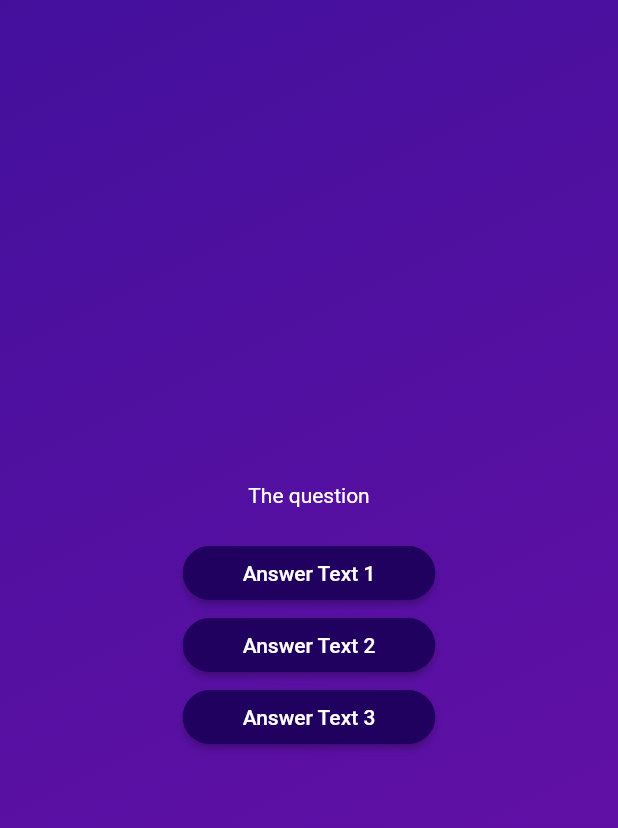
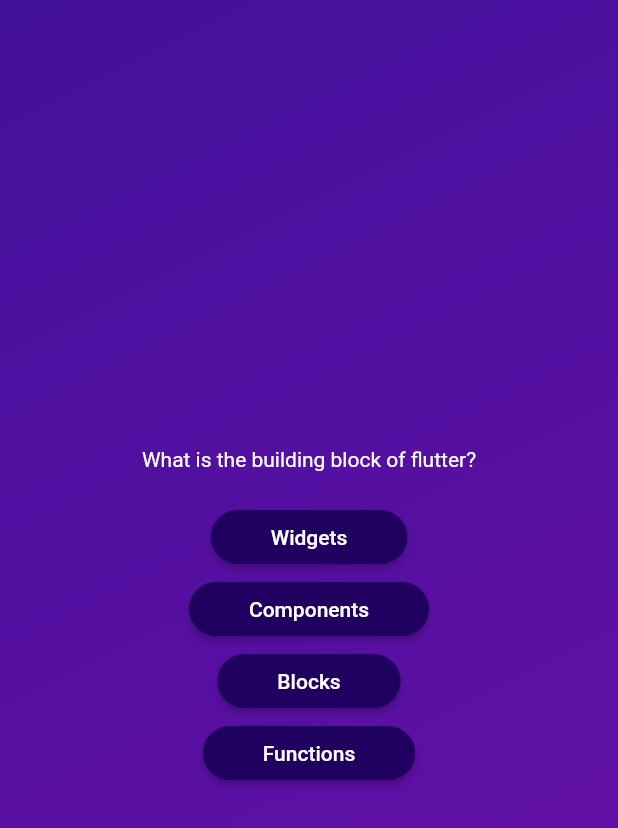
Before and after one commit to ShinaOdukoya/new_quiz_app, a Flutter app: the screen it shows after launch, after a tap on "Start Quiz", on a phone screen of 412 x 824 dp. Shown: the top 828 px of the screen. Run offline on Flutter 3.47's test engine with Material 2 defaults, Android fonts, the phone set to English and light mode, and no system bars.

Commit message:
Mapped answers to List

```diff
--- a/lib/questions_screen.dart
+++ b/lib/questions_screen.dart
@@ -2,6 +2,7 @@
 
 import 'package:flutter/material.dart';
 import 'package:quiz_app/answer_button.dart';
+import 'package:quiz_app/data/questions.dart';
 
 class QuestionsScreen extends StatefulWidget {
   const QuestionsScreen({super.key});
@@ -15,33 +16,41 @@ class QuestionsScreen extends StatefulWidget {
 class _QuestionsScreenState extends State<QuestionsScreen> {
   @override
   Widget build(context) {
+    final currentQuestion = questions[0];
     return SizedBox(
       //Takes the entire space
       width: double.infinity,
       child: Column(
         mainAxisAlignment: MainAxisAlignment.center,
         children: [
-          const Text(
-            'The question',
-            style: TextStyle(
+          Text(
+            currentQuestion.text,
+            style: const TextStyle(
               color: Colors.white,
             ),
           ),
           const SizedBox(
             height: 20,
           ),
-          AnswerButton(
-            answerText: 'Answer Text 1',
-            onTap: () {},
-          ),
-          AnswerButton(
-            answerText: 'Answer Text 2',
-            onTap: () {},
-          ),
-          AnswerButton(
-            answerText: 'Answer Text 3',
-            onTap: () {},
-          ),
+          ...currentQuestion.answer.map((answer) {
+            return AnswerButton(answerText: answer, onTap: () {});
+          }),
+          // AnswerButton(
+          //   answerText: currentQuestion.answer[0],
+          //   onTap: () {},
+          // ),
+          // AnswerButton(
+          //   answerText: currentQuestion.answer[1],
+          //   onTap: () {},
+          // ),
+          // AnswerButton(
+          //   answerText: currentQuestion.answer[2],
+          //   onTap: () {},
+          // ),
+          // AnswerButton(
+          //   answerText: currentQuestion.answer[3],
+          //   onTap: () {},
+          // ),
         ],
       ),
     );
```
